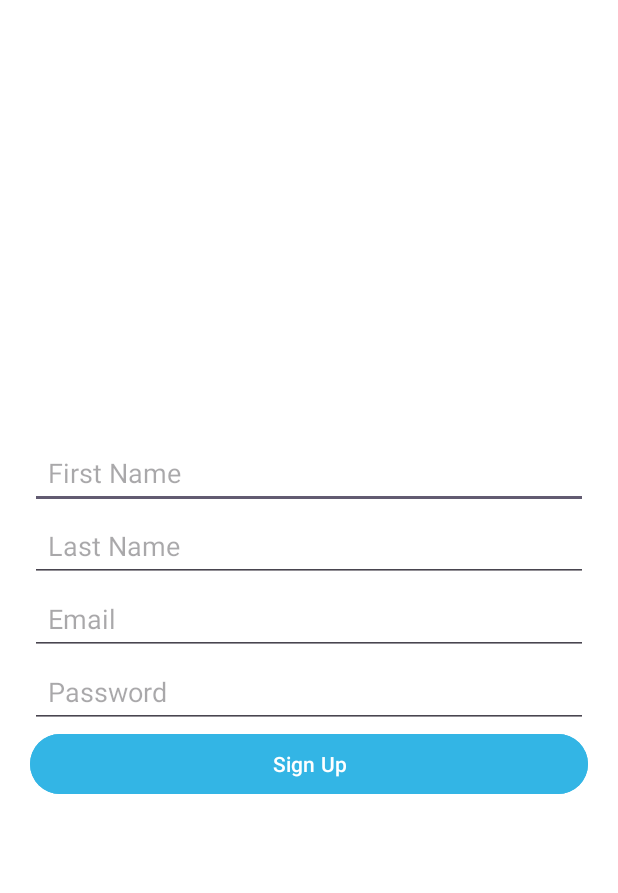
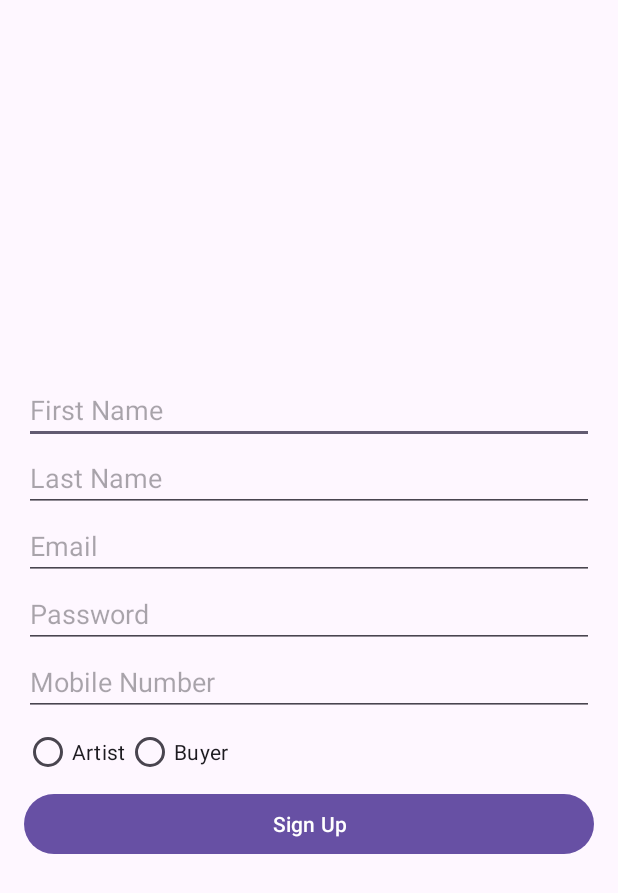
Before and after one commit to 1-gagandeep/Artfolio, an Android app: the SignupActivity screen opened directly, with no data from a screen before it, after a tap on "Sign Up", on a phone screen of 412 x 824 dp. Shown: the top 893 px of the screen. Run offline under Robolectric (Android 15) with nearby library versions, the phone set to English and light mode, and no system bars.

Commit message:
user type updated

```diff
--- a/app/build.gradle.kts
+++ b/app/build.gradle.kts
@@ -1,6 +1,7 @@
 plugins {
     alias(libs.plugins.android.application)
     alias(libs.plugins.kotlin.android)
+
 }
 
 android {
--- a/app/src/main/java/com/example/artfolio/SigninActivity.kt
+++ b/app/src/main/java/com/example/artfolio/SigninActivity.kt
@@ -30,12 +30,14 @@ class SigninActivity : AppCompatActivity() {
             val email = etEmail.text.toString().trim()
             val password = etPassword.text.toString().trim()
 
-            val (isValid, username, profileImagePath) = dbHelper.checkUser(email, password)
+
+            val (isValid, username, profileImagePath, userType) = dbHelper.checkUser(email, password)
             if (isValid) {
                 val intent = Intent(this, MainActivity::class.java)
                 intent.putExtra("USERNAME", username)
                 intent.putExtra("PROFILE_IMAGE_PATH", profileImagePath)
-                intent.putExtra("EMAIL", email) // Pass email for MainActivity
+                intent.putExtra("EMAIL", email)
+                intent.putExtra("USER_TYPE", userType)
                 startActivity(intent)
                 finish()
             } else {
--- a/app/src/main/java/com/example/artfolio/SignupActivity.kt
+++ b/app/src/main/java/com/example/artfolio/SignupActivity.kt
@@ -7,10 +7,9 @@
 //import android.widget.Toast
 //import androidx.appcompat.app.AppCompatActivity
 //import com.example.artfolio.DatabaseHelper
-//import com.example.artfolio.MainActivity
+//
 //import com.example.artfolio.R
 //import com.example.artfolio.SigninActivity
-//
 //
 //class SignupActivity : AppCompatActivity() {
 //    private lateinit var dbHelper: DatabaseHelper
@@ -39,7 +38,9 @@
 //                val success = dbHelper.insertUser(firstname, lastname, email, password)
 //                if (success) {
 //                    Toast.makeText(this, "Signup Successful!", Toast.LENGTH_SHORT).show()
-//                    startActivity(Intent(this, SigninActivity::class.java))
+//                    val intent = Intent(this, SigninActivity::class.java)
+//                    intent.putExtra("USERNAME", "$firstname $lastname") // Pass username
+//                    startActivity(intent)
 //                    finish()
 //                } else {
 //                    Toast.makeText(this, "Email already exists!", Toast.LENGTH_SHORT).show()
@@ -49,19 +50,16 @@
 //    }
 //}
 
-// SignupActivity.kt
 package com.example.artfolio
 
 import android.content.Intent
 import android.os.Bundle
 import android.widget.Button
 import android.widget.EditText
+import android.widget.RadioButton
+import android.widget.RadioGroup
 import android.widget.Toast
 import androidx.appcompat.app.AppCompatActivity
-import com.example.artfolio.DatabaseHelper
-
-import com.example.artfolio.R
-import com.example.artfolio.SigninActivity
 
 class SignupActivity : AppCompatActivity() {
     private lateinit var dbHelper: DatabaseHelper
@@ -76,6 +74,8 @@ class SignupActivity : AppCompatActivity() {
         val etLastName = findViewById<EditText>(R.id.etLastName)
         val etEmail = findViewById<EditText>(R.id.etEmail)
         val etPassword = findViewById<EditText>(R.id.etPassword)
+        val etMobileNo = findViewById<EditText>(R.id.etMobileNo)
+        val rgUserType = findViewById<RadioGroup>(R.id.rgUserType)
         val btnSignup = findViewById<Button>(R.id.btnSignup)
 
         btnSignup.setOnClickListener {
@@ -83,15 +83,22 @@ class SignupActivity : AppCompatActivity() {
             val lastname = etLastName.text.toString().trim()
             val email = etEmail.text.toString().trim()
             val password = etPassword.text.toString().trim()
+            val mobileNo = etMobileNo.text.toString().trim()
+            val selectedUserTypeId = rgUserType.checkedRadioButtonId
 
-            if (firstname.isEmpty() || lastname.isEmpty() || email.isEmpty() || password.isEmpty()) {
+            if (firstname.isEmpty() || lastname.isEmpty() || email.isEmpty() || password.isEmpty() || mobileNo.isEmpty() || selectedUserTypeId == -1) {
                 Toast.makeText(this, "All fields are required!", Toast.LENGTH_SHORT).show()
             } else {
-                val success = dbHelper.insertUser(firstname, lastname, email, password)
+                val userType = when (findViewById<RadioButton>(selectedUserTypeId).id) {
+                    R.id.rbArtist -> "artist"
+                    R.id.rbBuyer -> "buyer"
+                    else -> ""
+                }
+                val success = dbHelper.insertUser(firstname, lastname, email, password, mobileNo, userType)
                 if (success) {
                     Toast.makeText(this, "Signup Successful!", Toast.LENGTH_SHORT).show()
                     val intent = Intent(this, SigninActivity::class.java)
-                    intent.putExtra("USERNAME", "$firstname $lastname") // Pass username
+                    intent.putExtra("EMAIL", email) // Pass email to SigninActivity
                     startActivity(intent)
                     finish()
                 } else {
--- a/app/src/main/res/layout/activity_signup.xml
+++ b/app/src/main/res/layout/activity_signup.xml
@@ -1,46 +1,70 @@
-<LinearLayout
-    xmlns:android="http://schemas.android.com/apk/res/android"
+<?xml version="1.0" encoding="utf-8"?>
+<LinearLayout xmlns:android="http://schemas.android.com/apk/res/android"
     android:layout_width="match_parent"
     android:layout_height="match_parent"
     android:orientation="vertical"
-    android:padding="20dp"
+    android:layout_gravity="center"
     android:gravity="center"
-    android:background="@android:color/white">
+    android:padding="16dp">
 
     <EditText
         android:id="@+id/etFirstName"
         android:layout_width="match_parent"
         android:layout_height="wrap_content"
         android:hint="First Name"
-        android:padding="12dp"/>
+        android:inputType="textPersonName"/>
 
     <EditText
         android:id="@+id/etLastName"
         android:layout_width="match_parent"
         android:layout_height="wrap_content"
         android:hint="Last Name"
-        android:padding="12dp"/>
+        android:inputType="textPersonName"/>
 
     <EditText
         android:id="@+id/etEmail"
         android:layout_width="match_parent"
         android:layout_height="wrap_content"
         android:hint="Email"
-        android:padding="12dp"/>
+        android:inputType="textEmailAddress"/>
 
     <EditText
         android:id="@+id/etPassword"
         android:layout_width="match_parent"
         android:layout_height="wrap_content"
         android:hint="Password"
-        android:padding="12dp"
         android:inputType="textPassword"/>
+
+    <EditText
+        android:id="@+id/etMobileNo"
+        android:layout_width="match_parent"
+        android:layout_height="wrap_content"
+        android:hint="Mobile Number"
+        android:inputType="phone"/>
+
+    <RadioGroup
+        android:id="@+id/rgUserType"
+        android:layout_width="match_parent"
+        android:layout_height="wrap_content"
+        android:orientation="horizontal">
+
+        <RadioButton
+            android:id="@+id/rbArtist"
+            android:layout_width="wrap_content"
+            android:layout_height="wrap_content"
+            android:text="Artist"/>
+
+        <RadioButton
+            android:id="@+id/rbBuyer"
+            android:layout_width="wrap_content"
+            android:layout_height="wrap_content"
+            android:text="Buyer"/>
+    </RadioGroup>
 
     <Button
         android:id="@+id/btnSignup"
         android:layout_width="match_parent"
         android:layout_height="wrap_content"
-        android:text="Sign Up"
-        android:backgroundTint="@android:color/holo_blue_light"/>
+        android:text="Sign Up"/>
 
 </LinearLayout>
```
Also changed, not shown: app/src/main/java/com/example/artfolio/ArtworkAdapter.kt (+54 -61 lines), app/src/main/java/com/example/artfolio/DatabaseHelper.kt (+119 -61 lines), app/src/main/java/com/example/artfolio/MainActivity.kt (+74 -32 lines), app/src/main/res/layout/item_artwork.xml (+24 -11 lines).
